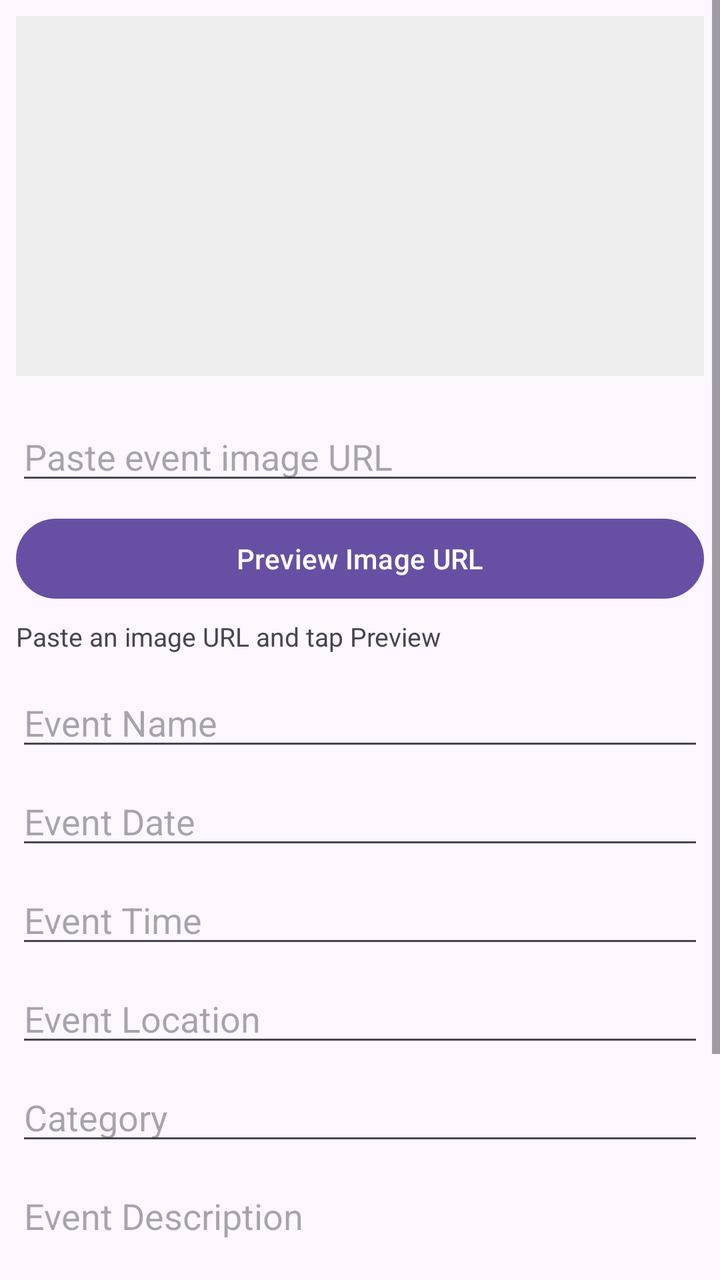
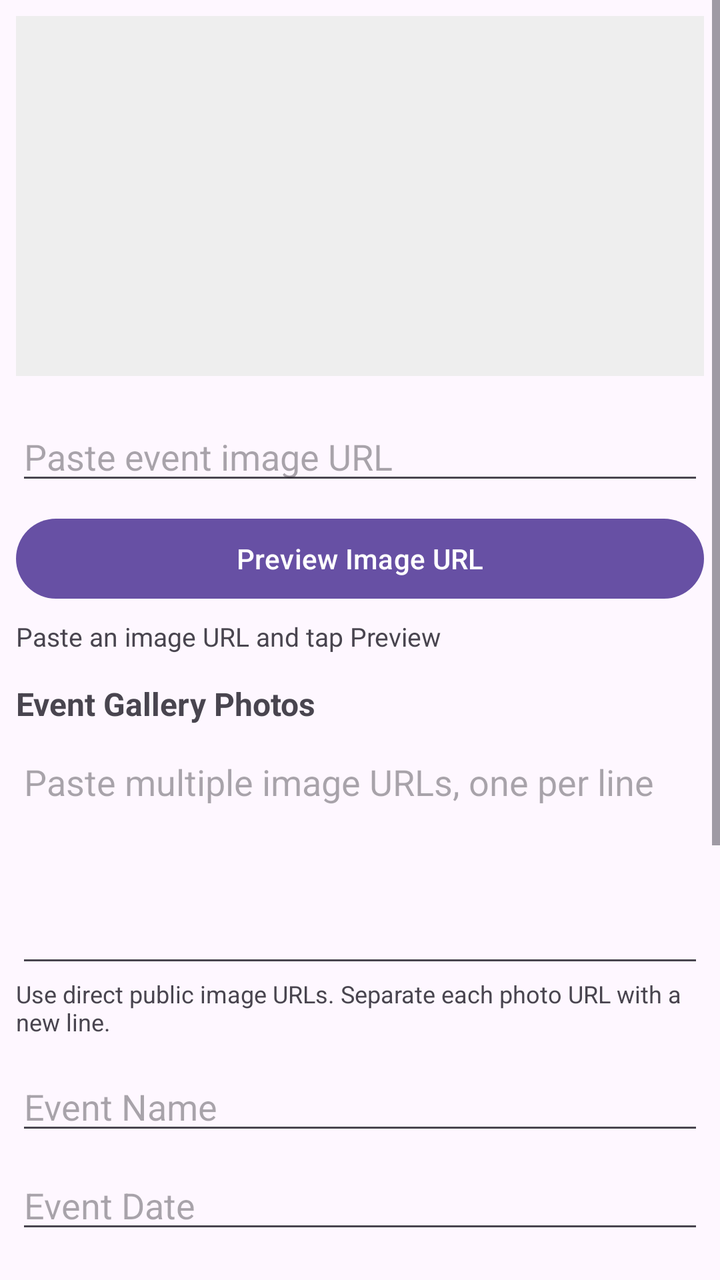

Before-and-after screenshots of an Android layout around one commit, followed by the original layout XML and the change that was made.
<!-- AndroidManifest.xml: application theme Theme.Festive_hub -->
<!-- res/layout/dialog_event_form.xml -->
<?xml version="1.0" encoding="utf-8"?>
<ScrollView
    xmlns:android="http://schemas.android.com/apk/res/android"
    android:layout_width="match_parent"
    android:layout_height="wrap_content">

    <LinearLayout
        android:layout_width="match_parent"
        android:layout_height="wrap_content"
        android:orientation="vertical"
        android:padding="8dp">

        <ImageView
            android:id="@+id/ivEventBanner"
            android:layout_width="match_parent"
            android:layout_height="180dp"
            android:layout_marginBottom="10dp"
            android:background="#EEEEEE"
            android:contentDescription="Event Banner"
            android:scaleType="centerCrop" />

        <EditText
            android:id="@+id/etEventBannerUrl"
            android:layout_width="match_parent"
            android:layout_height="wrap_content"
            android:layout_marginTop="8dp"
            android:hint="Paste event image URL"
            android:inputType="textUri"
            android:singleLine="true" />

        <Button
            android:id="@+id/btnPreviewBanner"
            android:layout_width="match_parent"
            android:layout_height="48dp"
            android:layout_marginTop="8dp"
            android:text="Preview Image URL"
            android:textAllCaps="false" />

        <TextView
            android:id="@+id/tvBannerUploadStatus"
            android:layout_width="match_parent"
            android:layout_height="wrap_content"
            android:layout_marginTop="6dp"
            android:text="Paste an image URL and tap Preview"
            android:textSize="13sp" />

        <EditText
            android:id="@+id/etEventName"
            android:layout_width="match_parent"
            android:layout_height="wrap_content"
            android:layout_marginTop="12dp"
            android:hint="Event Name"
            android:inputType="textCapSentences" />

        <EditText
            android:id="@+id/etEventDate"
            android:layout_width="match_parent"
            android:layout_height="wrap_content"
            android:layout_marginTop="8dp"
            android:hint="Event Date"
            android:inputType="text" />

        <EditText
            android:id="@+id/etEventTime"
            android:layout_width="match_parent"
            android:layout_height="wrap_content"
            android:layout_marginTop="8dp"
            android:hint="Event Time"
            android:inputType="text" />

        <EditText
            android:id="@+id/etEventLocation"
            android:layout_width="match_parent"
            android:layout_height="wrap_content"
            android:layout_marginTop="8dp"
            android:hint="Event Location"
            android:inputType="textCapSentences" />

        <EditText
            android:id="@+id/etEventCategory"
            android:layout_width="match_parent"
            android:layout_height="wrap_content"
            android:layout_marginTop="8dp"
            android:hint="Category"
            android:inputType="textCapSentences" />

        <EditText
            android:id="@+id/etEventDescription"
            android:layout_width="match_parent"
            android:layout_height="120dp"
            android:layout_marginTop="8dp"
            android:gravity="top"
            android:hint="Event Description"
            android:inputType="textMultiLine" />

        <TextView
            android:id="@+id/tvAssignVolunteer"
            android:layout_width="match_parent"
            android:layout_height="wrap_content"
            android:layout_marginTop="12dp"
            android:text="Assign Volunteer"
            android:textSize="16sp"
            android:textStyle="bold" />

        <Spinner
            android:id="@+id/spinnerVolunteer"
            android:layout_width="match_parent"
            android:layout_height="wrap_content"
            android:layout_marginTop="6dp" />

    </LinearLayout>

</ScrollView>
<!-- resources referenced by this layout -->
<resources>
  <style name="Theme.Festive_hub" parent="Base.Theme.Festive_hub" />
  <style name="Base.Theme.Festive_hub" parent="Theme.Material3.DayNight.NoActionBar">
          
          
      </style>
</resources>

<!-- the commit's change to res/layout/dialog_event_form.xml (unified diff, before → after) -->
@@ -43,6 +43,30 @@
             android:layout_marginTop="6dp"
             android:text="Paste an image URL and tap Preview"
             android:textSize="13sp" />
+
+        <TextView
+            android:layout_width="match_parent"
+            android:layout_height="wrap_content"
+            android:layout_marginTop="14dp"
+            android:text="Event Gallery Photos"
+            android:textStyle="bold"
+            android:textSize="16sp" />
+
+        <EditText
+            android:id="@+id/etEventGalleryUrls"
+            android:layout_width="match_parent"
+            android:layout_height="120dp"
+            android:layout_marginTop="6dp"
+            android:gravity="top|start"
+            android:hint="Paste multiple image URLs, one per line"
+            android:inputType="textUri|textMultiLine"
+            android:minLines="4" />
+
+        <TextView
+            android:layout_width="match_parent"
+            android:layout_height="wrap_content"
+            android:text="Use direct public image URLs. Separate each photo URL with a new line."
+            android:textSize="12sp" />
 
         <EditText
             android:id="@+id/etEventName"
